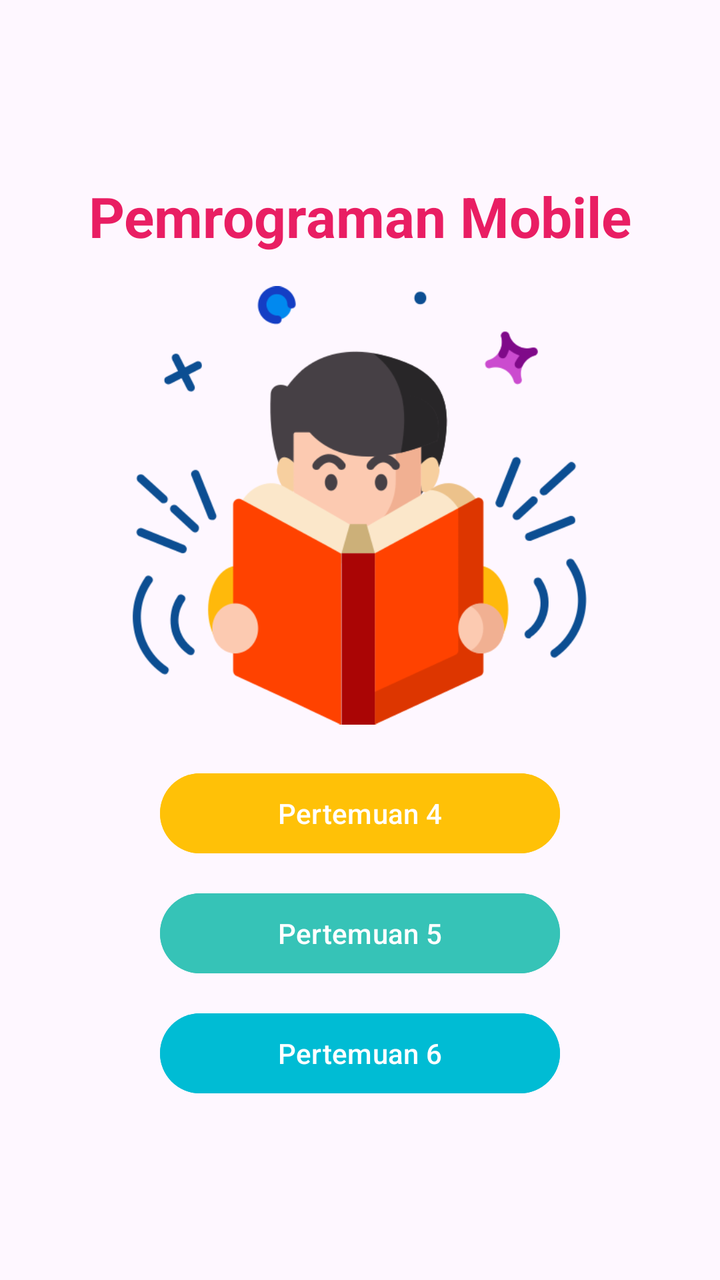
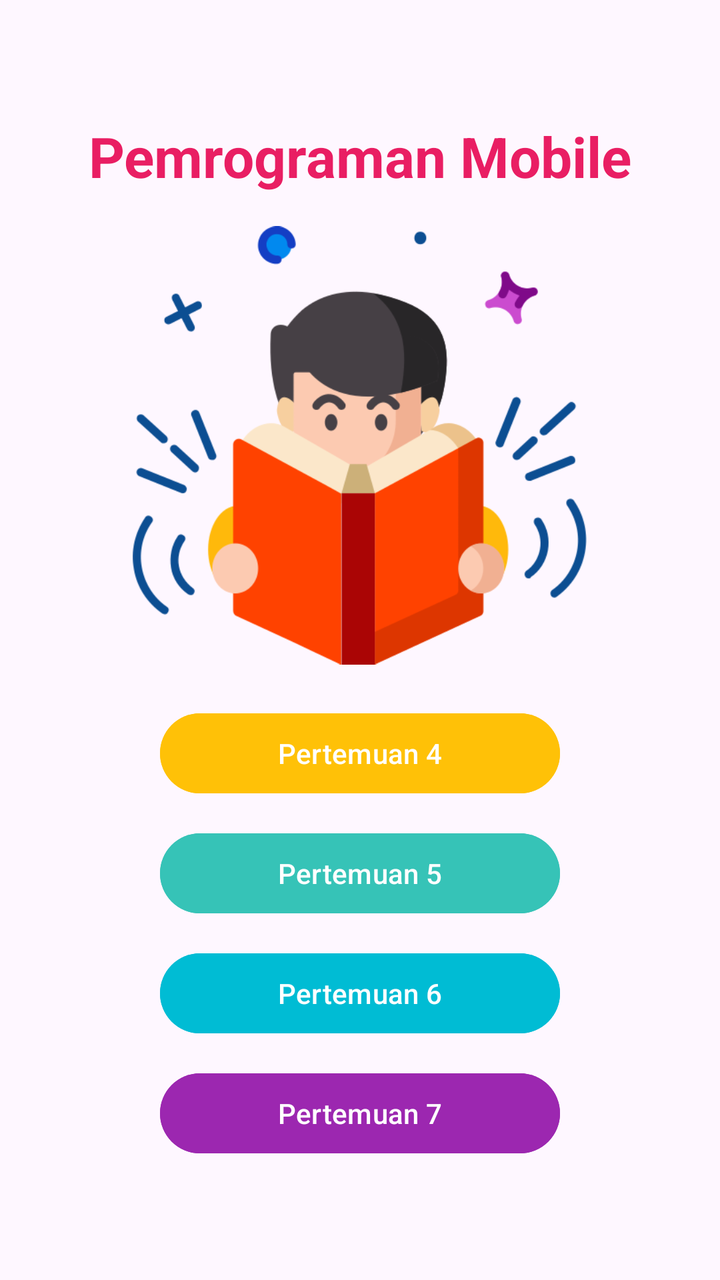

Two renders of the same Android screen: before a commit and after it. Below are the layout's source before the change and the commit's diff.
<!-- AndroidManifest.xml: application theme Theme.LadyMobile -->
<!-- res/layout/activity_main_hub.xml -->
<?xml version="1.0" encoding="utf-8"?>
<LinearLayout xmlns:android="http://schemas.android.com/apk/res/android"
    xmlns:app="http://schemas.android.com/apk/res-auto"
    xmlns:tools="http://schemas.android.com/tools"
    android:id="@+id/main"
    android:layout_width="match_parent"
    android:layout_height="match_parent"
    android:gravity="center"
    android:orientation="vertical"
    android:padding="16dp"
    tools:context=".MainActivity">

    <TextView
        android:id="@+id/textView4"
        android:layout_width="wrap_content"
        android:layout_height="wrap_content"
        android:text="Pemrograman Mobile"
        android:textColor="#E91E63"
        android:textSize="28sp"
        android:textStyle="bold"
        android:layout_marginBottom="16dp" />

    <ImageView
        android:id="@+id/imageView"
        android:layout_width="227dp"
        android:layout_height="220dp"
        app:srcCompat="@drawable/reading"
        android:contentDescription="Reading" />

    <Button
        android:id="@+id/btnToFourth"
        android:layout_width="200dp"
        android:layout_height="wrap_content"
        android:layout_marginTop="20dp"
        android:backgroundTint="#FFC107"
        android:text="Pertemuan 4" />

    <Button
        android:id="@+id/btnToFifth"
        android:layout_width="200dp"
        android:layout_height="wrap_content"
        android:layout_marginTop="12dp"
        android:backgroundTint="#36C3B7"
        android:text="Pertemuan 5" />

    <Button
        android:id="@+id/btnToSixth"
        android:layout_width="200dp"
        android:layout_height="wrap_content"
        android:layout_marginTop="12dp"
        android:backgroundTint="#00BCD4"
        android:text="Pertemuan 6" />

</LinearLayout>
<!-- resources referenced by this layout -->
<resources>
  <!-- drawable reading: png bitmap (drawable, 38250 bytes) -->
  <style name="Theme.LadyMobile" parent="Base.Theme.LadyMobile" />
  <style name="Base.Theme.LadyMobile" parent="Theme.Material3.DayNight.NoActionBar">
          
          
      </style>
</resources>

<!-- the commit's change to res/layout/activity_main_hub.xml (unified diff, before → after) -->
@@ -51,4 +51,12 @@
         android:backgroundTint="#00BCD4"
         android:text="Pertemuan 6" />
 
+    <Button
+        android:id="@+id/btnToSeventh"
+        android:layout_width="200dp"
+        android:layout_height="wrap_content"
+        android:layout_marginTop="12dp"
+        android:backgroundTint="#9C27B0"
+        android:text="Pertemuan 7" />
+
 </LinearLayout>
